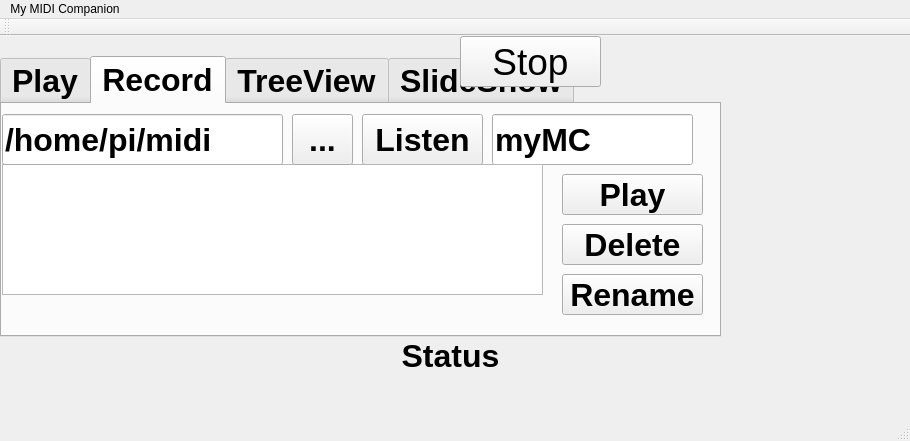
Qt form mainwindow.ui (rickbronze/myMC) before a commit.
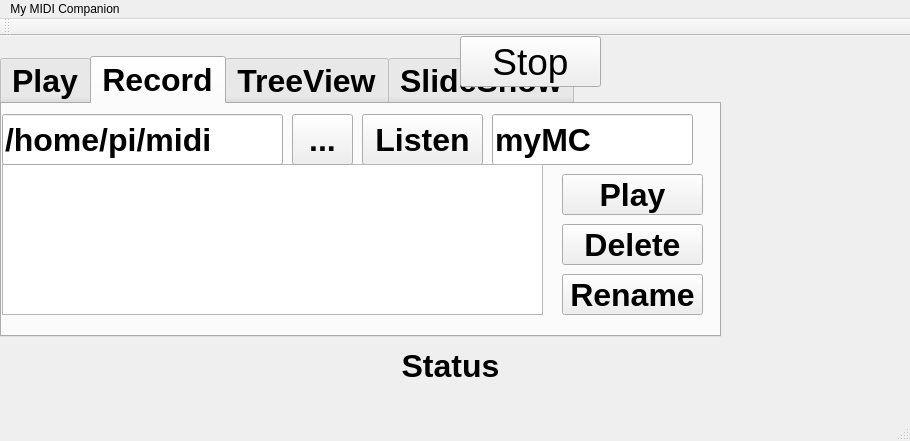
The same form after that commit. Icons and pictures are not drawn.

The edit to the form file:
```diff
--- a/mainwindow.ui
+++ b/mainwindow.ui
@@ -195,7 +195,7 @@
         <x>0</x>
         <y>60</y>
         <width>541</width>
-        <height>131</height>
+        <height>151</height>
        </rect>
       </property>
       <property name="font">
@@ -337,7 +337,7 @@
     <property name="geometry">
      <rect>
       <x>0</x>
-      <y>280</y>
+      <y>290</y>
       <width>901</width>
       <height>81</height>
      </rect>
```
